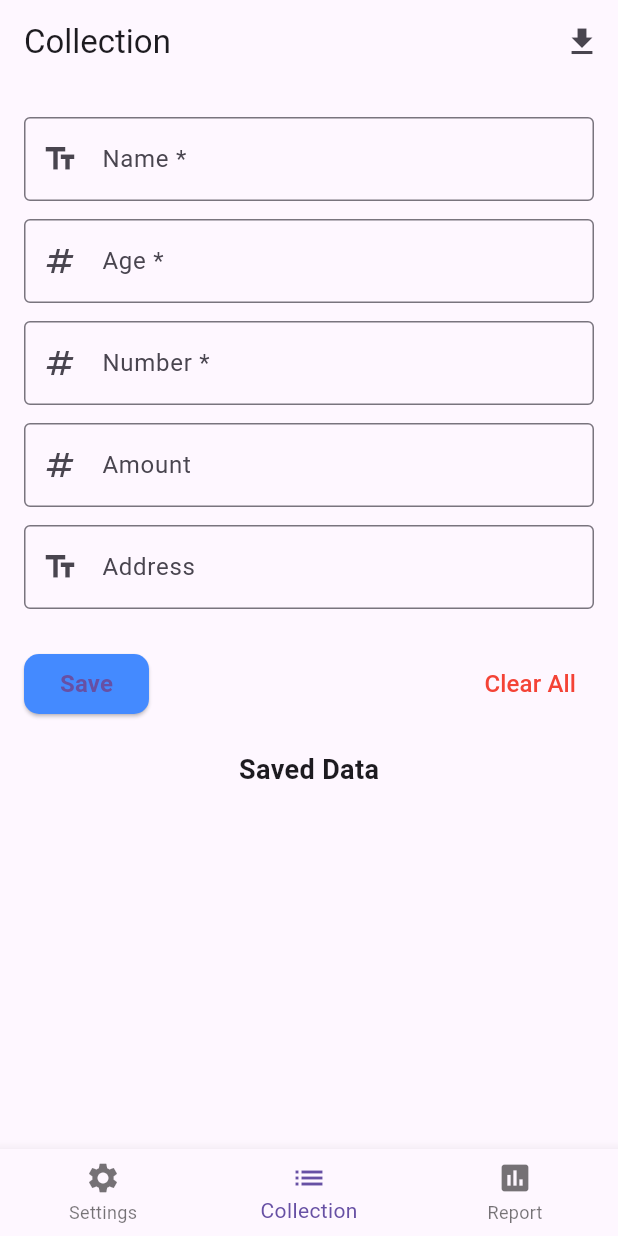
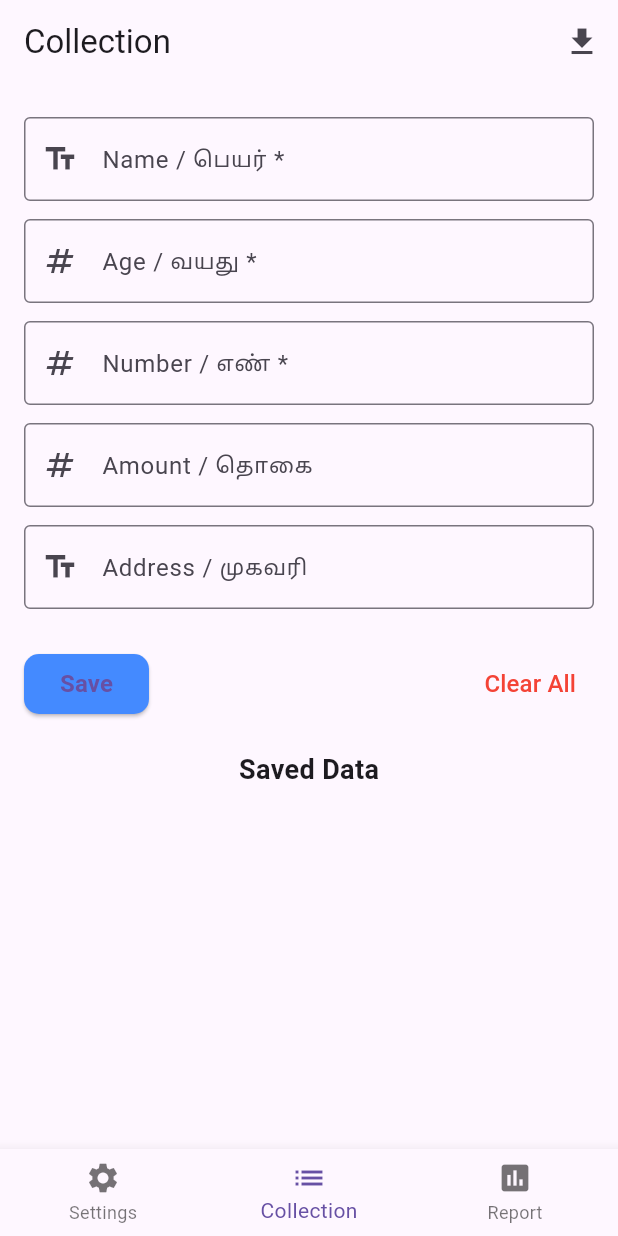
Before and after one commit to Afraahub/collection_app, a Flutter app: the screen it shows after launch, on a phone screen of 412 x 824 dp. Run offline on Flutter 3.47's test engine with Material 3 defaults, Android fonts, the phone set to English and light mode, and no system bars; our stand-ins replace csv, hive, hive_flutter, pdf, permission_handler; missing offline and left inert: dart:html, flutter_inappwebview; accounts and stored records are empty.

Commit message:
Updated features

```diff
--- a/lib/l10n/app_localizations.dart
+++ b/lib/l10n/app_localizations.dart
@@ -97,6 +97,7 @@ abstract class AppLocalizations {
   String get downloadsDirectoryNotAvailable;
   String get csvExportedTo;
   String get failedToExportCsv;
+
   }
 
 class _AppLocalizationsDelegate extends LocalizationsDelegate<AppLocalizations> {
--- a/lib/main.dart
+++ b/lib/main.dart
@@ -119,13 +119,12 @@ class _CollectionScreenState extends State<CollectionScreen> {
   List<Map<String, String>> savedData = [];
 
   final List<FieldModel> defaultFields = [
-    FieldModel(name: 'Name', type: 'Text', isMandatory: true),
-    FieldModel(name: 'Age', type: 'Number', isMandatory: true),
-    FieldModel(name: 'Number', type: 'Number', isMandatory: true),
-    FieldModel(name: 'Amount', type: 'Number', isMandatory: false),
-    FieldModel(name: 'Address', type: 'Text', isMandatory: false),
-  ];
-
+  FieldModel(name: 'Name / பெயர்', type: 'Text', isMandatory: true),
+  FieldModel(name: 'Age / வயது', type: 'Number', isMandatory: true),
+  FieldModel(name: 'Number / எண்', type: 'Number', isMandatory: true),
+  FieldModel(name: 'Amount / தொகை', type: 'Number', isMandatory: false),
+  FieldModel(name: 'Address / முகவரி', type: 'Text', isMandatory: false),
+];
 
   @override
   void initState() {
@@ -373,8 +372,8 @@ class _CollectionScreenState extends State<CollectionScreen> {
         try {
           directory = await getDownloadsDirectory();
           if (directory == null) {
-            throw Exception('Downloads directory not available');
-          }
+    throw Exception(AppLocalizations.of(context)!.downloadsDirectoryNotAvailable);
+}
         } catch (e) {
           directory = await getApplicationDocumentsDirectory();
         }
@@ -565,6 +564,33 @@ class _CollectionScreenState extends State<CollectionScreen> {
 
   @override
   Widget build(BuildContext context) {
+    final List<FieldModel> defaultFields = [
+    FieldModel(
+      name: AppLocalizations.of(context)!.name,
+      type: AppLocalizations.of(context)!.text,
+      isMandatory: true,
+    ),
+    FieldModel(
+      name: AppLocalizations.of(context)!.age,
+      type: AppLocalizations.of(context)!.number,
+      isMandatory: true,
+    ),
+    FieldModel(
+      name: AppLocalizations.of(context)!.number,
+      type: AppLocalizations.of(context)!.number,
+      isMandatory: true,
+    ),
+    FieldModel(
+      name: AppLocalizations.of(context)!.amount,
+      type: AppLocalizations.of(context)!.number,
+      isMandatory: false,
+    ),
+    FieldModel(
+      name: AppLocalizations.of(context)!.address,
+      type: AppLocalizations.of(context)!.text,
+      isMandatory: false,
+    ),
+  ];
    return Scaffold(
       appBar: AppBar(
         title: Text(AppLocalizations.of(context)!.collection),
```
